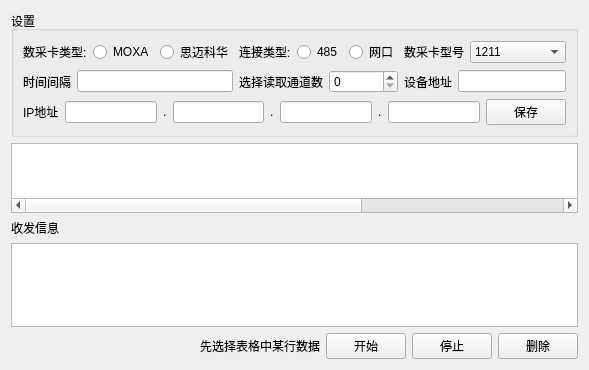
Above: IOCardTool/daqset.ui from LiBang0613/IOCardTool before the change. Below: the same form after it.
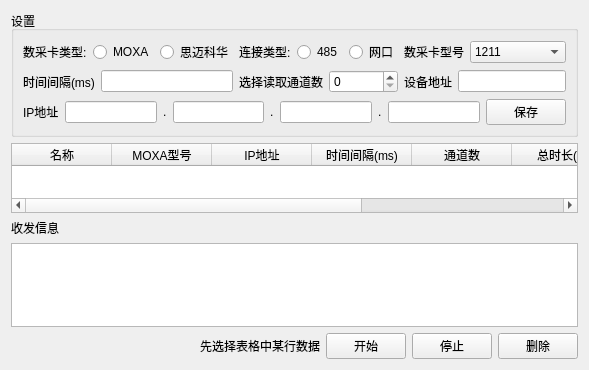
That is the form after the change.

Commit message: 添加时间单位和添加显示收发信息的时间

Diff of the .ui file:
```diff
--- a/IOCardTool/daqset.ui
+++ b/IOCardTool/daqset.ui
@@ -220,7 +220,7 @@
         <item>
          <widget class="QLabel" name="label_2">
           <property name="text">
-           <string>时间间隔</string>
+           <string>时间间隔(ms)</string>
           </property>
          </widget>
         </item>
@@ -329,7 +329,7 @@
       <enum>Qt::SolidLine</enum>
      </property>
      <attribute name="horizontalHeaderVisible">
-      <bool>false</bool>
+      <bool>true</bool>
      </attribute>
      <attribute name="horizontalHeaderCascadingSectionResizes">
       <bool>false</bool>
@@ -360,7 +360,7 @@
      </column>
      <column>
       <property name="text">
-       <string>时间间隔</string>
+       <string>时间间隔(ms)</string>
       </property>
      </column>
      <column>
@@ -370,7 +370,7 @@
      </column>
      <column>
       <property name="text">
-       <string>总时长(秒)</string>
+       <string>总时长(s)</string>
       </property>
      </column>
      <column>
```
The commit also changes 3 other files.
